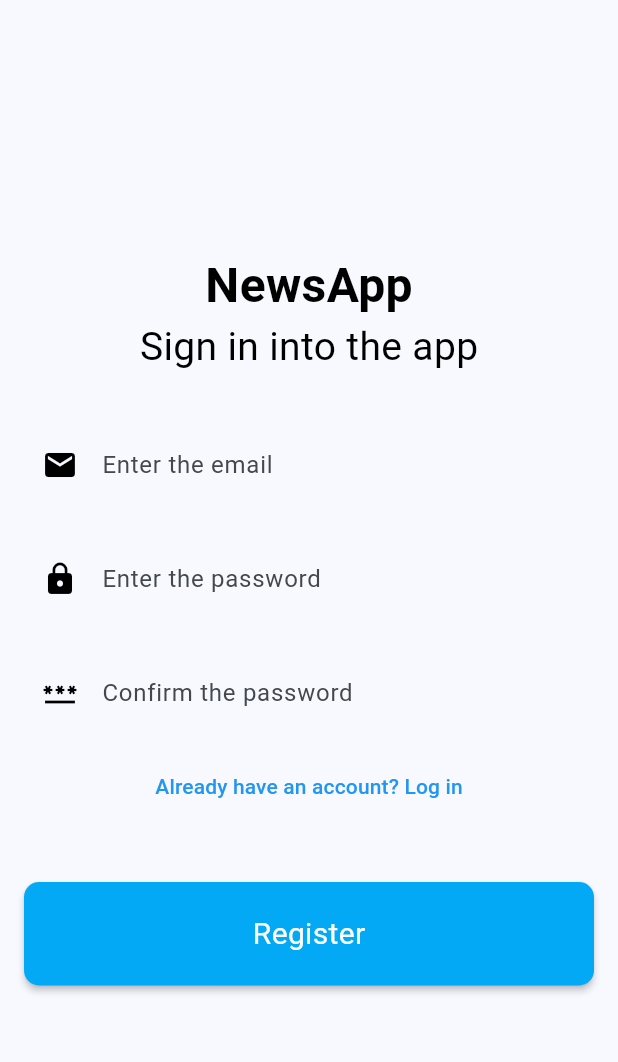
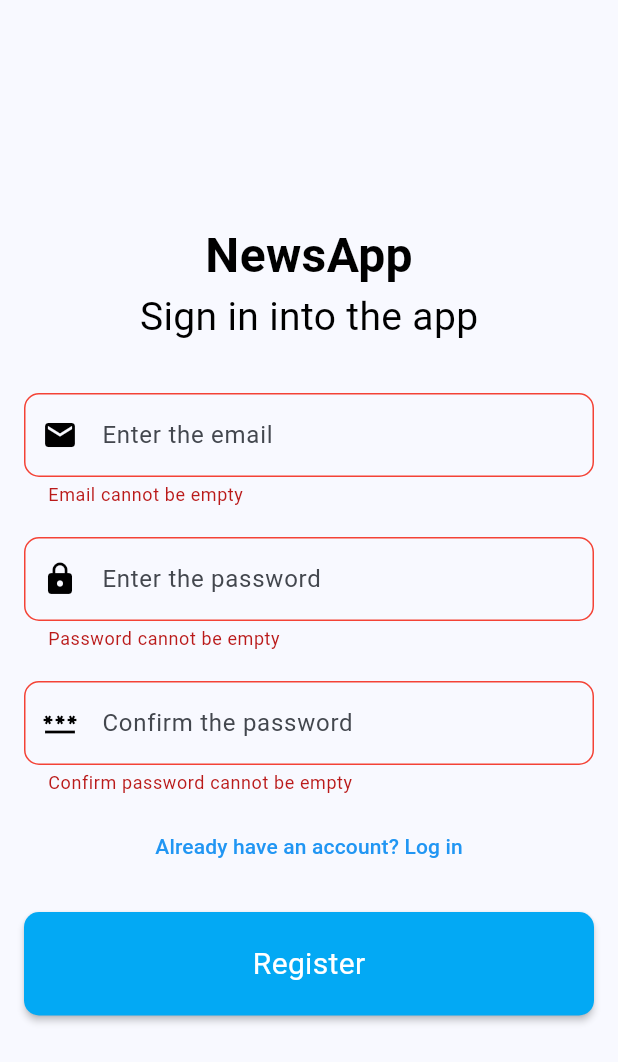
Before and after one commit to AlexNeagu123/NewsApp, a Flutter app: the RegisterScreen screen opened by its route, after a tap on "Register", on a phone screen of 412 x 824 dp. Shown: the top 1062 px of the screen. Run offline on Flutter 3.47's test engine with Material 3 defaults, Android fonts, the phone set to English and light mode, and no system bars; our stand-ins replace firebase_auth, firebase_core, flutter_secure_storage, flutter_spinkit, freezed_annotation, hooks_riverpod and 1 more; accounts and stored records are empty; generated files the repository leaves out were written again.

Commit message:
Login/Register complete

```diff
--- a/lib/main.dart
+++ b/lib/main.dart
@@ -1,11 +1,13 @@
 import 'package:final_project/firebase_options.dart';
 import 'package:final_project/routes/app_router.dart';
+import 'package:final_project/services/storage/storage_base.dart';
 import 'package:firebase_core/firebase_core.dart';
 import 'package:flutter/material.dart';
 import 'package:hooks_riverpod/hooks_riverpod.dart';
 
 Future<void> main() async {
   WidgetsFlutterBinding.ensureInitialized();
+  await StorageBase.init();
   await Firebase.initializeApp(options: DefaultFirebaseOptions.currentPlatform);
   runApp(const MyApp());
 }
--- a/lib/routes/app_router.dart
+++ b/lib/routes/app_router.dart
@@ -1,4 +1,5 @@
 import 'package:final_project/routes/app_routes.dart';
+import 'package:final_project/screens/home_screen.dart';
 import 'package:final_project/screens/login_screen.dart';
 import 'package:final_project/screens/register_screen.dart';
 import 'package:flutter/material.dart';
@@ -18,6 +19,10 @@ class AppRouter {
         return MaterialPageRoute<dynamic>(
             builder: (_) => RegisterScreen(),
             settings: const RouteSettings(name: Routes.registerScreenRoute));
+      case Routes.homeScreenRoute:
+        return MaterialPageRoute<dynamic>(
+            builder: (_) => const HomeScreen(),
+            settings: const RouteSettings(name: Routes.homeScreenRoute));
       default:
         return _errorRoute();
     }
--- a/lib/screens/register_screen.dart
+++ b/lib/screens/register_screen.dart
@@ -1,8 +1,12 @@
+import 'package:final_project/providers/providers.dart';
+import 'package:final_project/providers/states/auth_state.dart';
+import 'package:final_project/routes/app_router.dart';
 import 'package:final_project/routes/app_routes.dart';
 import 'package:final_project/utilities/form_validator.dart';
 import 'package:final_project/widgets/login/auth_title.dart';
 import 'package:final_project/widgets/shared/auth_redirect_link.dart';
 import 'package:final_project/widgets/shared/custom_text_field.dart';
+import 'package:final_project/widgets/shared/spinner.dart';
 import 'package:flutter/material.dart';
 import 'package:hooks_riverpod/hooks_riverpod.dart';
 
@@ -13,12 +17,30 @@ class RegisterScreen extends HookConsumerWidget {
       TextEditingController();
   RegisterScreen({super.key});
 
+  void clearAndRedirect() {
+    _emailController.clear();
+    _passwordController.clear();
+    AppRouter.pushNamed(Routes.homeScreenRoute);
+  }
+
   @override
   Widget build(BuildContext context, WidgetRef ref) {
+    final formKey = GlobalKey<FormState>();
+    ref.listen<AuthState>(
+      authProvider,
+      (_, authState) => authState.maybeWhen(
+        authenticated: (_) => clearAndRedirect(),
+        failed: (reason) async => await FormValidator.showAlertDialog(
+            "Registration Failed", reason, context),
+        orElse: () {},
+      ),
+    );
     return Scaffold(
         body: Padding(
             padding: const EdgeInsets.all(16.0),
             child: Center(
+                child: Form(
+              key: formKey,
               child: Column(
                   mainAxisAlignment: MainAxisAlignment.center,
                   crossAxisAlignment: CrossAxisAlignment.center,
@@ -48,12 +70,16 @@ class RegisterScreen extends HookConsumerWidget {
                         verticalPadding: 10.0,
                         hintText: "Confirm the password",
                         prefix: const Icon(Icons.password, color: Colors.black),
-                      validator: FormValidator.passwordValidator),
+                        validator: (value) =>
+                            FormValidator.confirmPasswordValidator(
+                              _passwordController.text,
+                              value,
+                            )),
                     const AuthRedirectLink(
                         redirectLink: Routes.loginScreenRoute,
                         redirectText: "Already have an account? Log in"),
                     // Register button
-                  const SizedBox(height: 40),
+                    const SizedBox(height: 20),
                     SizedBox(
                         width: double.infinity,
                         child: RawMaterialButton(
@@ -61,11 +87,26 @@ class RegisterScreen extends HookConsumerWidget {
                             padding: const EdgeInsets.symmetric(vertical: 20.0),
                             shape: RoundedRectangleBorder(
                                 borderRadius: BorderRadius.circular(10.0)),
-                          onPressed: () {},
+                            onPressed: () async {
+                              if (formKey.currentState!.validate()) {
+                                ref.read(authProvider.notifier).register(
+                                    email: _emailController.text,
+                                    password: _passwordController.text);
+                              }
+                            },
+                            child: Consumer(
+                                builder: (context, ref, child) {
+                                  final authState = ref.watch(authProvider);
+                                  return authState.maybeWhen(
+                                      authenticating: () => const Spinner(),
+                                      orElse: () => child!);
+                                },
                                 child: const Text(
                                   "Register",
-                            style: TextStyle(color: Colors.white, fontSize: 20),
-                          )))
-                ]))));
+                                  style: TextStyle(
+                                      color: Colors.white, fontSize: 20),
+                                ))))
+                  ]),
+            ))));
   }
 }
--- a/lib/services/storage/storage_base.dart
+++ b/lib/services/storage/storage_base.dart
@@ -13,7 +13,7 @@ class StorageBase {
     return _instance!;
   }
 
-  Future<void> init() async {
+  static Future<void> init() async {
     sharedPrefereces ??= await SharedPreferences.getInstance();
     secureStorage ??= const FlutterSecureStorage();
   }
--- a/lib/utilities/constants.dart
+++ b/lib/utilities/constants.dart
@@ -4,6 +4,9 @@ class ErrorMessages {
   static const String passwordEmpty = "Password cannot be empty";
   static const String confirmPasswordEmpty = "Confirm password cannot be empty";
   static const String passwordsDoNotMatch = "Passwords do not match";
+  static const String invalidCredentials = "Incorrect credentials";
+  static const String unknownError = "Unknown error";
+  static const String invalidDetails = "Invalid details";
 }
 
 class StringConstants {
--- a/lib/widgets/shared/custom_text_field.dart
+++ b/lib/widgets/shared/custom_text_field.dart
@@ -84,11 +84,6 @@ class CustomTextFieldState extends State<CustomTextField> {
                   prefixIcon: widget.prefix,
                   border: _normalBorder(),
                   errorBorder: hasError ? _errorBorder() : null))),
-      if (hasError) ...[
-        const SizedBox(height: 5),
-        Text(errorText!,
-            style: const TextStyle(color: Colors.red, fontSize: 16))
-      ]
     ]);
   }
 }
```
Also changed, not shown: lib/models/auth/user_model.dart (added, +12 -0 lines), lib/providers/auth_provider.dart (+26 -14 lines), lib/screens/home_screen.dart (added, +31 -0 lines), lib/screens/login_screen.dart (+12 -37 lines), lib/services/storage/auth/auth_storage_service.dart (+6 -6 lines), lib/utilities/form_validator.dart (+22 -0 lines), lib/widgets/shared/spinner.dart (added, +17 -0 lines), 1 other file. Lines whose indentation alone changed are shown as unchanged.
